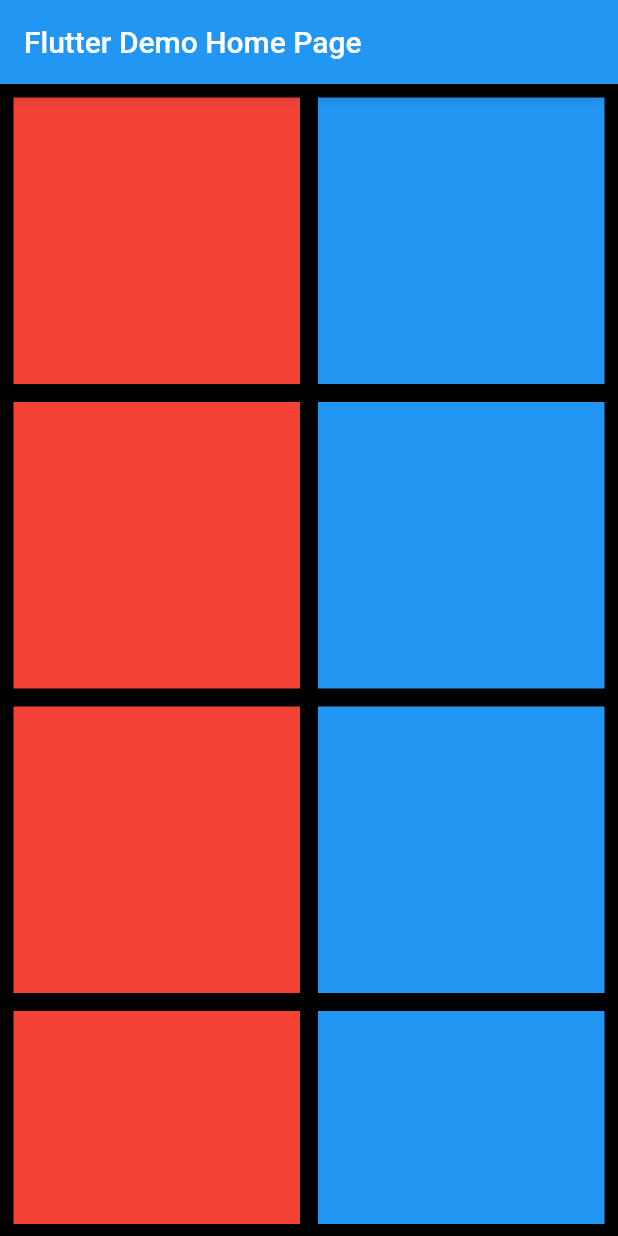
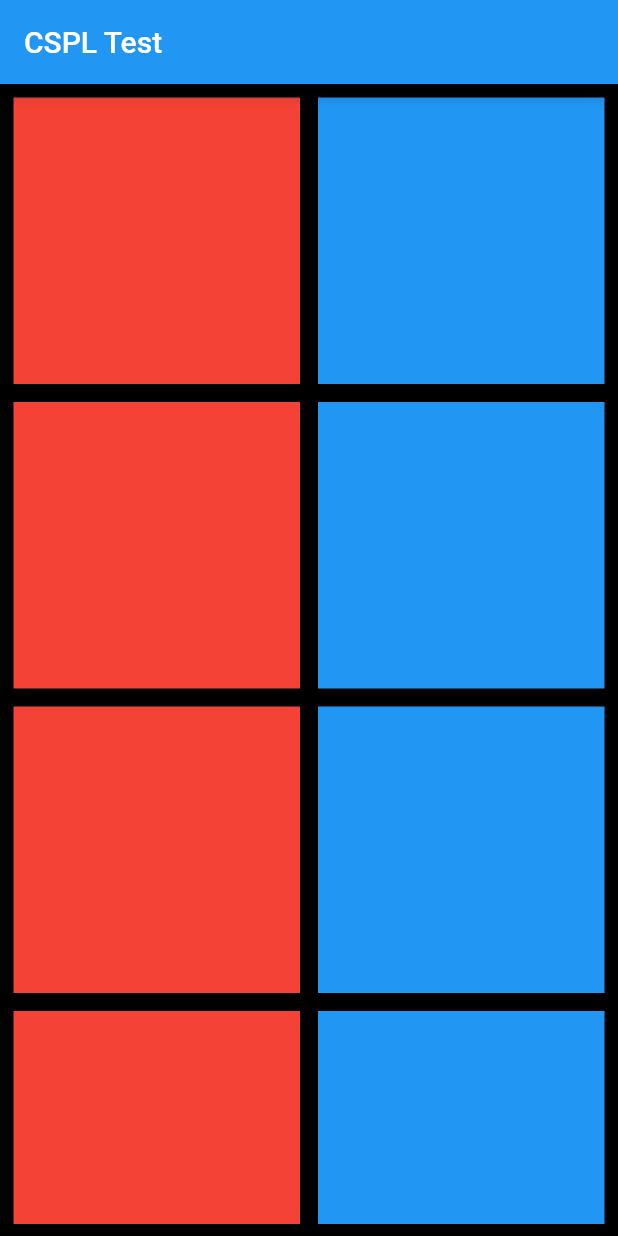
Before and after one commit to Patil-Kranti/CSPL_Test, a Flutter app: the screen it shows after launch, on a phone screen of 412 x 824 dp. Run offline on Flutter 3.47's test engine with Material 2 defaults, Android fonts, the phone set to English and light mode, and no system bars.

Commit message:
Initial commit

```diff
--- a/lib/main.dart
+++ b/lib/main.dart
@@ -13,7 +13,7 @@ class MyApp extends StatelessWidget {
       theme: ThemeData(
         primarySwatch: Colors.blue,
       ),
-      home: MyHomePage(title: 'Flutter Demo Home Page'),
+      home: MyHomePage(title: 'CSPL Test'),
     );
   }
 }
```
